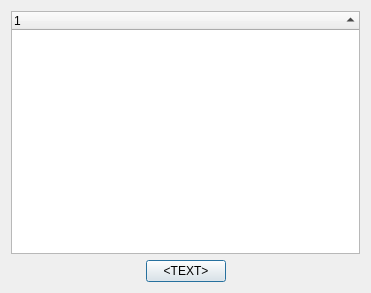
Before: the Qt Designer form src/brickv/ui/device_dialog.ui in D4wN/brickv, drawn with Qt 5.
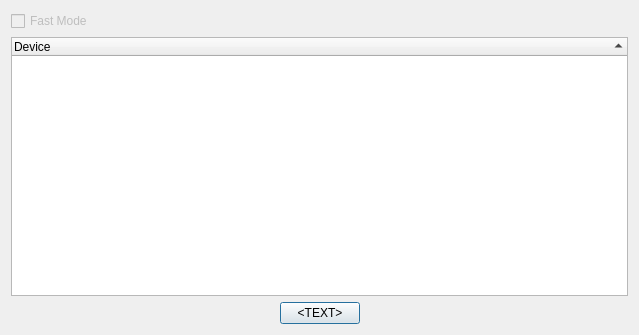
After: the same form once the commit is applied.

Commit message: added event handling for new buttons in tab_device

Diff of the .ui file:
```diff
--- a/src/brickv/ui/device_dialog.ui
+++ b/src/brickv/ui/device_dialog.ui
@@ -9,35 +9,22 @@
    <rect>
     <x>0</x>
     <y>0</y>
-    <width>371</width>
-    <height>293</height>
+    <width>639</width>
+    <height>335</height>
    </rect>
   </property>
   <property name="windowTitle">
    <string>Device Dialog</string>
   </property>
   <layout class="QGridLayout" name="gridLayout">
-   <item row="1" column="0">
-    <spacer name="horizontalSpacer">
-     <property name="orientation">
-      <enum>Qt::Horizontal</enum>
-     </property>
-     <property name="sizeHint" stdset="0">
-      <size>
-       <width>40</width>
-       <height>20</height>
-      </size>
-     </property>
-    </spacer>
-   </item>
-   <item row="1" column="1">
+   <item row="2" column="1">
     <widget class="QPushButton" name="btn_action_device">
      <property name="text">
       <string>&lt;TEXT&gt;</string>
      </property>
     </widget>
    </item>
-   <item row="1" column="2">
+   <item row="2" column="2">
     <spacer name="horizontalSpacer_2">
      <property name="orientation">
       <enum>Qt::Horizontal</enum>
@@ -50,7 +37,7 @@
      </property>
     </spacer>
    </item>
-   <item row="0" column="0" colspan="3">
+   <item row="1" column="0" colspan="3">
     <widget class="QTreeWidget" name="tree_device_list">
      <property name="uniformRowHeights">
       <bool>true</bool>
@@ -58,19 +45,45 @@
      <property name="sortingEnabled">
       <bool>true</bool>
      </property>
+     <attribute name="headerDefaultSectionSize">
+      <number>300</number>
+     </attribute>
      <attribute name="headerMinimumSectionSize">
-      <number>50</number>
+      <number>200</number>
      </attribute>
      <attribute name="headerShowSortIndicator" stdset="0">
       <bool>true</bool>
      </attribute>
      <column>
       <property name="text">
-       <string notr="true">1</string>
+       <string>Device</string>
       </property>
      </column>
     </widget>
    </item>
+   <item row="2" column="0">
+    <spacer name="horizontalSpacer">
+     <property name="orientation">
+      <enum>Qt::Horizontal</enum>
+     </property>
+     <property name="sizeHint" stdset="0">
+      <size>
+       <width>40</width>
+       <height>20</height>
+      </size>
+     </property>
+    </spacer>
+   </item>
+   <item row="0" column="0">
+    <widget class="QCheckBox" name="checkbox_fast_mode">
+     <property name="enabled">
+      <bool>false</bool>
+     </property>
+     <property name="text">
+      <string>Fast Mode</string>
+     </property>
+    </widget>
+   </item>
   </layout>
  </widget>
  <resources/>
```
The commit also changes 1 other file.
